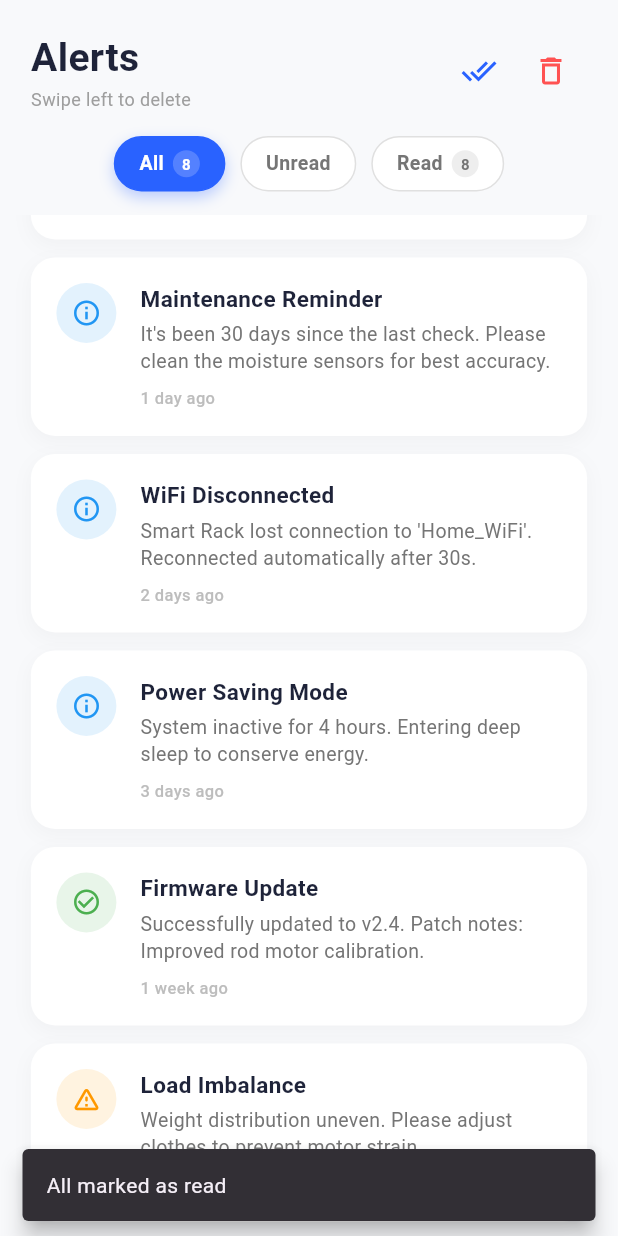
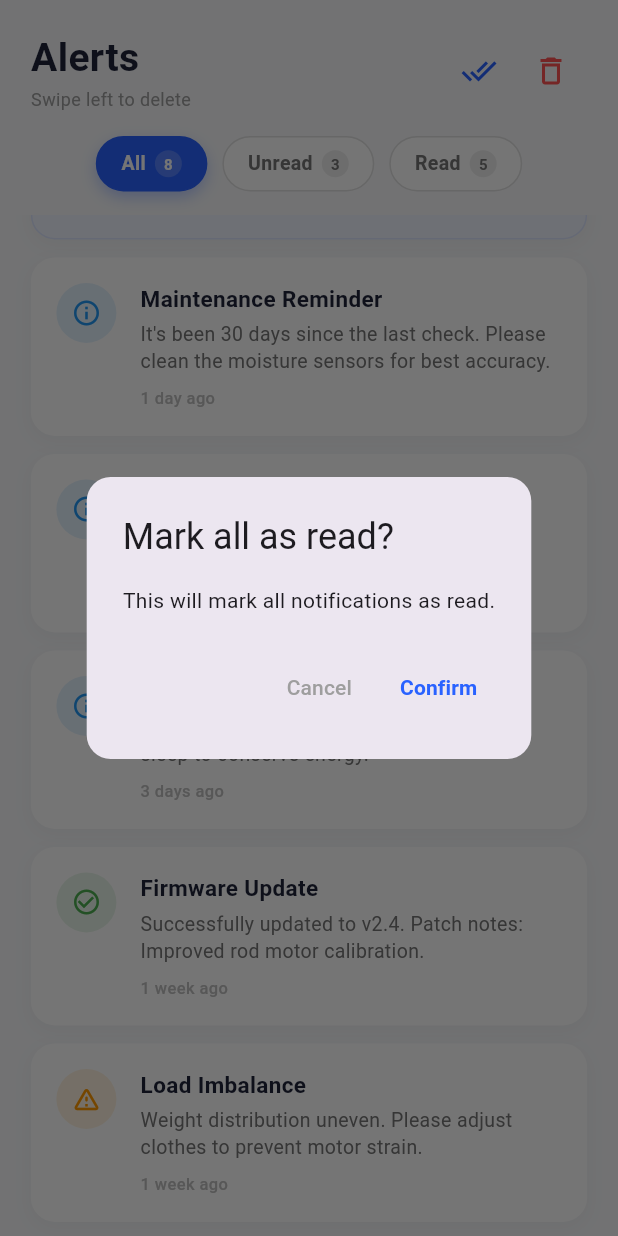
Before and after one commit to Alaric-Jeff/smart-rack-v2, a Flutter app: the NotificationsScreen screen opened directly, scrolled down 375 dp, after a tap on the "done all" icon, on a phone screen of 412 x 824 dp. Run offline on Flutter 3.47's test engine with Material 3 defaults, Android fonts, the phone set to English and light mode, and no system bars; our stand-ins replace cloud_firestore, firebase_auth, firebase_core, google_sign_in, shared_preferences; accounts and stored records are empty.

Commit message:
Removed the auto retract on rain button, added a push notif when enabling the notification button

```diff
--- a/flutter_frontend/lib/notification.dart
+++ b/flutter_frontend/lib/notification.dart
@@ -89,6 +89,8 @@ class _NotificationsScreenState extends State<NotificationsScreen> {
   }
 
   // --- LOGIC: ACTIONS ---
+
+  // Existing function kept intact
   void _markAllRead() {
     setState(() {
       for (var n in _notifications) {
@@ -100,6 +102,34 @@ class _NotificationsScreenState extends State<NotificationsScreen> {
         content: Text("All marked as read"),
         behavior: SnackBarBehavior.floating,
         duration: Duration(seconds: 1),
+      ),
+    );
+  }
+
+  // --- NEW FUNCTION: CONFIRMATION MODAL FOR MARK ALL READ ---
+  void _confirmMarkAllRead() {
+    // If everything is already read, don't show the modal
+    if (_notifications.every((n) => n['isRead'] == true)) return;
+
+    showDialog(
+      context: context,
+      builder: (ctx) => AlertDialog(
+        title: const Text("Mark all as read?"),
+        content: const Text("This will mark all notifications as read."),
+        shape: RoundedRectangleBorder(borderRadius: BorderRadius.circular(16)),
+        actions: [
+          TextButton(
+            onPressed: () => Navigator.pop(ctx),
+            child: const Text("Cancel", style: TextStyle(color: Colors.grey))
+          ),
+          TextButton(
+            onPressed: () {
+              Navigator.pop(ctx); // Close dialog
+              _markAllRead(); // Call original function
+            },
+            child: const Text("Confirm", style: TextStyle(color: Color(0xFF2962FF), fontWeight: FontWeight.bold))
+          ),
+        ],
       ),
     );
   }
@@ -191,7 +221,8 @@ class _NotificationsScreenState extends State<NotificationsScreen> {
                   Row(
                     children: [
                       IconButton(
-                        onPressed: _markAllRead,
+                        // UPDATED: Now points to the confirmation modal
+                        onPressed: _confirmMarkAllRead,
                         tooltip: "Mark all read",
                         icon: const Icon(Icons.done_all, color: Color(0xFF2962FF)),
                       ),
```
Also changed, not shown: flutter_frontend/lib/settings.dart (+22 -31 lines).
